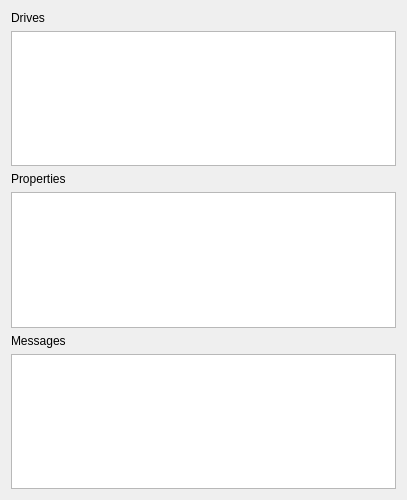
The window that mainwindow.ui (cmdrkotori/udisks2) describes before a commit, drawn with Qt 5.
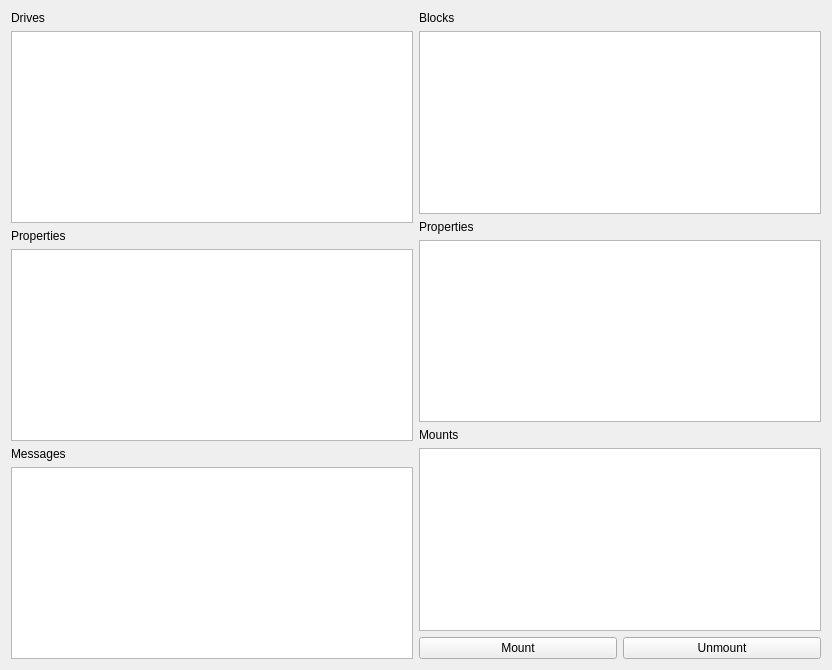
The same window after the commit.

Commit message: mainwindow: add panels for visualing block devices to test window

```diff
--- a/mainwindow.ui
+++ b/mainwindow.ui
@@ -6,15 +6,17 @@
    <rect>
     <x>0</x>
     <y>0</y>
-    <width>407</width>
-    <height>500</height>
+    <width>832</width>
+    <height>670</height>
    </rect>
   </property>
   <property name="windowTitle">
    <string>MainWindow</string>
   </property>
   <widget class="QWidget" name="centralWidget">
-   <layout class="QVBoxLayout" name="verticalLayout">
+   <layout class="QHBoxLayout" name="horizontalLayout_2">
+    <item>
+     <layout class="QVBoxLayout" name="verticalLayout_2">
     <item>
      <widget class="QLabel" name="label_3">
       <property name="text">
@@ -44,6 +46,64 @@
     </item>
     <item>
      <widget class="QListWidget" name="msgs"/>
+      </item>
+     </layout>
+    </item>
+    <item>
+     <layout class="QVBoxLayout" name="verticalLayout_3">
+      <item>
+       <widget class="QLabel" name="label_4">
+        <property name="text">
+         <string>Blocks</string>
+        </property>
+       </widget>
+      </item>
+      <item>
+       <widget class="QListWidget" name="blocks"/>
+      </item>
+      <item>
+       <widget class="QLabel" name="label_5">
+        <property name="text">
+         <string>Properties</string>
+        </property>
+       </widget>
+      </item>
+      <item>
+       <widget class="QTextEdit" name="blockProps"/>
+      </item>
+      <item>
+       <widget class="QLabel" name="label_6">
+        <property name="text">
+         <string>Mounts</string>
+        </property>
+       </widget>
+      </item>
+      <item>
+       <layout class="QVBoxLayout" name="verticalLayout">
+        <item>
+         <widget class="QListWidget" name="mounts"/>
+        </item>
+        <item>
+         <layout class="QHBoxLayout" name="horizontalLayout">
+          <item>
+           <widget class="QPushButton" name="mount">
+            <property name="text">
+             <string>Mount</string>
+            </property>
+           </widget>
+          </item>
+          <item>
+           <widget class="QPushButton" name="unmount">
+            <property name="text">
+             <string>Unmount</string>
+            </property>
+           </widget>
+          </item>
+         </layout>
+        </item>
+       </layout>
+      </item>
+     </layout>
     </item>
    </layout>
   </widget>
```
Lines whose indentation alone changed are shown as unchanged. The commit also changes 2 other files.
